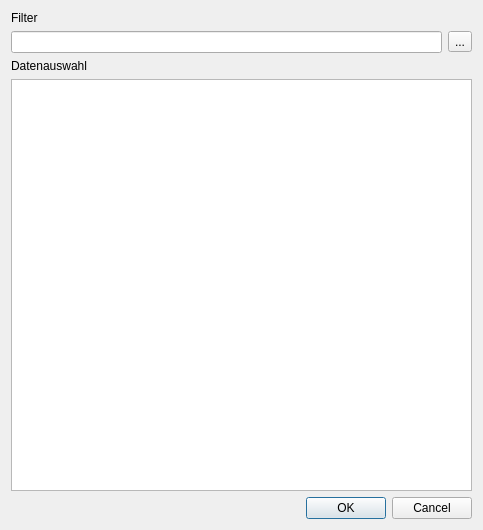
Before: the Qt Designer form ui/qmextendedselectiondialog.ui in Christian-Kr/QualificationMatrix, drawn with Qt 5.
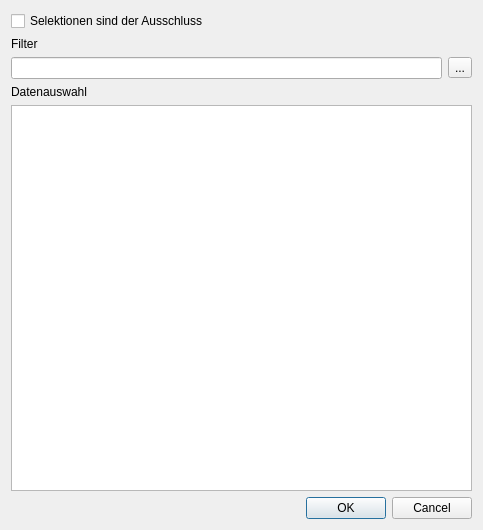
After: the same form once the commit is applied. Icons and pictures are not drawn.

The edit to the form file:
```diff
--- a/ui/qmextendedselectiondialog.ui
+++ b/ui/qmextendedselectiondialog.ui
@@ -14,14 +14,7 @@
    <string>Erweiterte Auswahl</string>
   </property>
   <layout class="QGridLayout" name="gridLayout">
-   <item row="0" column="0">
-    <widget class="QLabel" name="label">
-     <property name="text">
-      <string>Filter</string>
-     </property>
-    </widget>
-   </item>
-   <item row="1" column="0">
+   <item row="2" column="0">
     <layout class="QHBoxLayout" name="horizontalLayout">
      <item>
       <widget class="QLineEdit" name="leFilter">
@@ -52,14 +45,21 @@
      </item>
     </layout>
    </item>
-   <item row="2" column="0">
+   <item row="3" column="0">
     <widget class="QLabel" name="label_2">
      <property name="text">
       <string>Datenauswahl</string>
      </property>
     </widget>
    </item>
-   <item row="3" column="0">
+   <item row="1" column="0">
+    <widget class="QLabel" name="label">
+     <property name="text">
+      <string>Filter</string>
+     </property>
+    </widget>
+   </item>
+   <item row="4" column="0">
     <widget class="QTableView" name="tvSelection">
      <property name="editTriggers">
       <set>QAbstractItemView::NoEditTriggers</set>
@@ -75,7 +75,7 @@
      </attribute>
     </widget>
    </item>
-   <item row="4" column="0">
+   <item row="5" column="0">
     <widget class="QDialogButtonBox" name="buttonBox">
      <property name="orientation">
       <enum>Qt::Horizontal</enum>
@@ -85,6 +85,13 @@
      </property>
     </widget>
    </item>
+   <item row="0" column="0">
+    <widget class="QCheckBox" name="cbReverse">
+     <property name="text">
+      <string>Selektionen sind der Ausschluss</string>
+     </property>
+    </widget>
+   </item>
   </layout>
  </widget>
  <resources>
```
Left out of the diff: 19 changed lines with no effect on the pictures.
